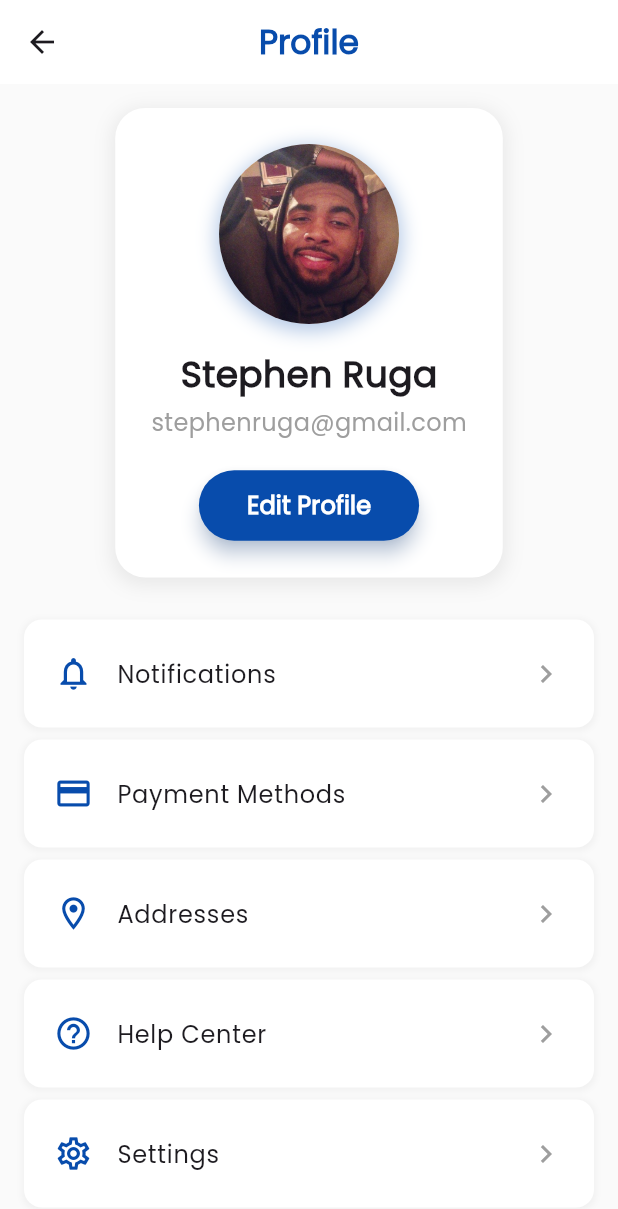
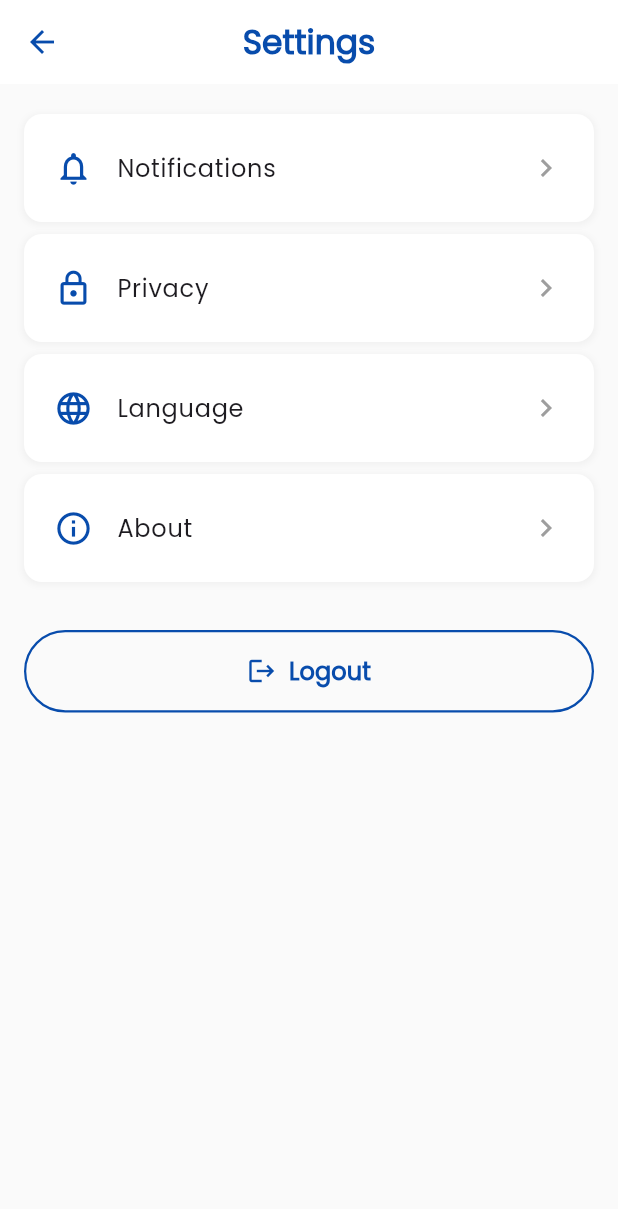
Before and after one commit to rugazine/Campaign-Coffee, a Flutter app: the ProfilePage screen opened by its route, after a tap on "Settings", on a phone screen of 412 x 824 dp. Shown: the top 1209 px of the screen. Run offline on Flutter 3.47's test engine with Material 3 defaults, Android fonts, the phone set to English and light mode, and no system bars; our stand-ins replace flutter_svg, get.

Commit message:
feat: [RZ] adding some features in profile page

```diff
--- a/lib/binding/binding.dart
+++ b/lib/binding/binding.dart
@@ -1,14 +1,12 @@
-
-
-
 import 'package:campaign_coffee/pages/auth/Login/login_controller.dart';
 import 'package:campaign_coffee/pages/cart/controllers/cart_controller.dart';
 import 'package:campaign_coffee/pages/home/controllers/detail_controller.dart';
 import 'package:campaign_coffee/pages/home/controllers/home_controller.dart';
 import 'package:campaign_coffee/pages/order/controllers/order_controller.dart';
+import 'package:campaign_coffee/pages/profile/controllers/profile_controller.dart';
 import 'package:get/get.dart';
 
-class MyBindings extends Bindings {
+class AppBinding extends Bindings {
   @override
   void dependencies() {
     Get.lazyPut(() => LoginController());
@@ -16,6 +14,6 @@ class MyBindings extends Bindings {
     Get.lazyPut(() => DetailController());
     Get.lazyPut(() => CartController());
     Get.lazyPut(() => OrderController());
-
-    }
+    Get.lazyPut(() => ProfileController());
+  }
 }
--- /dev/null
+++ b/lib/pages/profile/controllers/profile_controller.dart
@@ -0,0 +1,55 @@
+import 'package:campaign_coffee/pages/profile/settings_page.dart';
+import 'package:get/get.dart';
+
+class ProfileController extends GetxController {
+  // Observable user data
+  final RxString name = 'Stephen Ruga'.obs;
+  final RxString email = 'stephenruga@gmail.com'.obs;
+  final RxString profileImage = 'assets/images/kyrie.jpg'.obs;
+
+  // Observable notification settings
+  final RxBool notificationsEnabled = true.obs;
+
+  // Method to update profile information
+  void updateProfile(
+      {String? newName, String? newEmail, String? newProfileImage}) {
+    if (newName != null) name.value = newName;
+    if (newEmail != null) email.value = newEmail;
+    if (newProfileImage != null) profileImage.value = newProfileImage;
+  }
+
+  // Method to toggle notifications
+  void toggleNotifications() {
+    notificationsEnabled.value = !notificationsEnabled.value;
+  }
+
+  // Method to handle logout
+  void logout() {
+    // TODO: Implement actual logout logic
+    Get.offAllNamed('/auth'); // Navigate to auth page after logout
+  }
+
+  // Method to handle payment methods
+  void managePaymentMethods() {
+    // TODO: Implement payment methods management
+    Get.toNamed('/payment-methods');
+  }
+
+  // Method to handle addresses
+  void manageAddresses() {
+    // TODO: Implement addresses management
+    Get.toNamed('/addresses');
+  }
+
+  // Method to handle help center
+  void openHelpCenter() {
+    // TODO: Implement help center
+    Get.toNamed('/help-center');
+  }
+
+  // Method to handle settings
+  void openSettings() {
+  Get.put(ProfileController());
+  Get.to(() => const SettingsPage());
+  }
+}
--- a/lib/pages/profile/profile_page.dart
+++ b/lib/pages/profile/profile_page.dart
@@ -1,8 +1,10 @@
 import 'package:flutter/material.dart';
+import 'package:get/get.dart';
+import 'controllers/profile_controller.dart';
 
 const mainBlue = Color.fromRGBO(8, 76, 172, 1);
 
-class ProfilePage extends StatelessWidget {
+class ProfilePage extends GetView<ProfileController> {
   const ProfilePage({super.key});
 
   Widget _buildProfileItem(IconData icon, String title, VoidCallback onTap) {
@@ -39,6 +41,7 @@ class ProfilePage extends StatelessWidget {
 
   @override
   Widget build(BuildContext context) {
+    final ProfileController controller = Get.put(ProfileController());
     return Scaffold(
       appBar: AppBar(
         title: const Text(
@@ -46,7 +49,7 @@ class ProfilePage extends StatelessWidget {
           style: TextStyle(
             fontFamily: 'Poppins',
             fontWeight: FontWeight.bold,
-            color: mainBlue,
+            color: Colors.black,
           ),
         ),
         centerTitle: true,
@@ -54,7 +57,15 @@ class ProfilePage extends StatelessWidget {
         backgroundColor: Colors.white,
       ),
       backgroundColor: Colors.grey[50],
-      body: SingleChildScrollView(
+      body: Container(
+        decoration: const BoxDecoration(
+          image: DecorationImage(
+            image: AssetImage('assets/images/profilepage.png'),
+            fit: BoxFit.cover,
+            opacity: 0.1,
+          ),
+        ),
+        child: SingleChildScrollView(
           child: Column(
             children: [
               Container(
@@ -86,35 +97,34 @@ class ProfilePage extends StatelessWidget {
                           ),
                         ],
                       ),
-                    child: const CircleAvatar(
+                      child: Obx(() => CircleAvatar(
                             radius: 60,
                             backgroundColor: Colors.white,
-                      backgroundImage: AssetImage('assets/images/kyrie.jpg'),
-                    ),
+                            backgroundImage:
+                                AssetImage(controller.profileImage.value),
+                          )),
                     ),
                     const SizedBox(height: 16),
-                  const Text(
-                    'Stephen Ruga',
-                    style: TextStyle(
+                    Obx(() => Text(
+                          controller.name.value,
+                          style: const TextStyle(
                             fontSize: 24,
                             fontWeight: FontWeight.bold,
                             fontFamily: 'Poppins',
                           ),
-                  ),
+                        )),
                     const SizedBox(height: 4),
-                  const Text(
-                    'stephenruga@gmail.com',
-                    style: TextStyle(
+                    Obx(() => Text(
+                          controller.email.value,
+                          style: const TextStyle(
                             fontSize: 16,
                             color: Colors.grey,
                             fontFamily: 'Poppins',
                           ),
-                  ),
+                        )),
                     const SizedBox(height: 20),
                     ElevatedButton(
-                    onPressed: () {
-                      // TODO: Implement edit profile
-                    },
+                      onPressed: () => Get.toNamed('/edit-profile'),
                       style: ElevatedButton.styleFrom(
                         backgroundColor: mainBlue,
                         padding: const EdgeInsets.symmetric(
@@ -142,80 +152,25 @@ class ProfilePage extends StatelessWidget {
               ),
               const SizedBox(height: 8),
               _buildProfileItem(
-              Icons.notifications_outlined,
-              'Notifications',
-              () {
-                // TODO: Implement notifications
-              },
-            ),
-            _buildProfileItem(
-              Icons.payment_outlined,
-              'Payment Methods',
-              () {
-                // TODO: Implement payment methods
-              },
-            ),
-            _buildProfileItem(
                 Icons.location_on_outlined,
                 'Addresses',
-              () {
-                // TODO: Implement addresses
-              },
+                controller.manageAddresses,
               ),
               _buildProfileItem(
                 Icons.help_outline,
                 'Help Center',
-              () {
-                // TODO: Implement help center
-              },
+                controller.openHelpCenter,
               ),
               _buildProfileItem(
                 Icons.settings_outlined,
                 'Settings',
-              () {
-                // TODO: Implement settings
-              },
-            ),
-            const SizedBox(height: 20),
-            Container(
-              margin: const EdgeInsets.symmetric(horizontal: 16, vertical: 8),
-              width: double.infinity,
-              child: OutlinedButton(
-                onPressed: () {
-                  // TODO: Implement logout
-                },
-                style: OutlinedButton.styleFrom(
-                  side: BorderSide(
-                    color: mainBlue,
-                    width: 1.5,
-                  ),
-                  padding: const EdgeInsets.symmetric(vertical: 16),
-                  shape: RoundedRectangleBorder(
-                    borderRadius: BorderRadius.circular(30),
-                  ),
-                ),
-                child: Row(
-                  mainAxisAlignment: MainAxisAlignment.center,
-                  children: [
-                    Icon(Icons.logout, color: mainBlue, size: 20),
-                    const SizedBox(width: 8),
-                    Text(
-                      'Logout',
-                      style: TextStyle(
-                        fontSize: 16,
-                        color: mainBlue,
-                        fontFamily: 'Poppins',
-                        fontWeight: FontWeight.w600,
-                      ),
-                    ),
-                  ],
-                ),
-              ),
+                controller.openSettings,
               ),
               const SizedBox(height: 20),
             ],
           ),
         ),
+      ),
     );
   }
 }
--- /dev/null
+++ b/lib/pages/profile/settings_page.dart
@@ -0,0 +1,127 @@
+import 'package:flutter/material.dart';
+import 'package:get/get.dart';
+import 'controllers/profile_controller.dart';
+
+const mainBlue = Color.fromRGBO(8, 76, 172, 1);
+
+class SettingsPage extends GetView<ProfileController> {
+  const SettingsPage({super.key});
+
+  Widget _buildSettingItem(IconData icon, String title, VoidCallback onTap) {
+    return Container(
+      margin: const EdgeInsets.symmetric(horizontal: 16, vertical: 4),
+      decoration: BoxDecoration(
+        color: Colors.white,
+        borderRadius: BorderRadius.circular(12),
+        boxShadow: [
+          BoxShadow(
+            color: Colors.grey.withOpacity(0.1),
+            spreadRadius: 1,
+            blurRadius: 3,
+            offset: const Offset(0, 1),
+          ),
+        ],
+      ),
+      child: ListTile(
+        leading: Icon(icon, color: mainBlue, size: 26),
+        title: Text(
+          title,
+          style: const TextStyle(
+            fontSize: 16,
+            fontFamily: 'Poppins',
+            fontWeight: FontWeight.w500,
+          ),
+        ),
+        trailing: const Icon(Icons.chevron_right, color: Colors.grey),
+        onTap: onTap,
+        contentPadding: const EdgeInsets.symmetric(horizontal: 20, vertical: 8),
+      ),
+    );
+  }
+
+  @override
+  Widget build(BuildContext context) {
+    return Scaffold(
+      appBar: AppBar(
+        title: const Text(
+          'Settings',
+          style: TextStyle(
+            fontFamily: 'Poppins',
+            fontWeight: FontWeight.bold,
+            color: mainBlue,
+          ),
+        ),
+        centerTitle: true,
+        elevation: 0,
+        backgroundColor: Colors.white,
+        leading: IconButton(
+          icon: const Icon(Icons.arrow_back, color: mainBlue),
+          onPressed: () => Get.back(),
+        ),
+      ),
+      backgroundColor: Colors.grey[50],
+      body: SingleChildScrollView(
+        child: Column(
+          children: [
+            const SizedBox(height: 16),
+            _buildSettingItem(
+              Icons.notifications_outlined,
+              'Notifications',
+              () {},
+            ),
+            _buildSettingItem(
+              Icons.lock_outline,
+              'Privacy',
+              () {},
+            ),
+            _buildSettingItem(
+              Icons.language_outlined,
+              'Language',
+              () {},
+            ),
+            _buildSettingItem(
+              Icons.info_outline,
+              'About',
+              () {},
+            ),
+            const SizedBox(height: 20),
+            Container(
+              margin: const EdgeInsets.symmetric(horizontal: 16, vertical: 8),
+              width: double.infinity,
+              child: OutlinedButton(
+                onPressed: controller.logout,
+                style: OutlinedButton.styleFrom(
+                  side: const BorderSide(
+                    color: mainBlue,
+                    width: 1.5,
+                  ),
+                  padding: const EdgeInsets.symmetric(vertical: 16),
+                  shape: RoundedRectangleBorder(
+                    borderRadius: BorderRadius.circular(30),
+                  ),
+                ),
+                child: const Row(
+                  mainAxisAlignment: MainAxisAlignment.center,
+                  children: [
+                    Icon(Icons.logout, color: mainBlue, size: 20),
+                    SizedBox(width: 8),
+                    Text(
+                      'Logout',
+                      style: TextStyle(
+                        fontSize: 16,
+                        color: mainBlue,
+                        fontFamily: 'Poppins',
+                        fontWeight: FontWeight.w600,
+                      ),
+                    ),
+                  ],
+                ),
+              ),
+            ),
+            const SizedBox(height: 20),
+          ],
+        ),
+      ),
+    );
+  }
+}
```
Also changed, not shown: assets/images/profilepage.png (added). Lines whose indentation alone changed are shown as unchanged.
